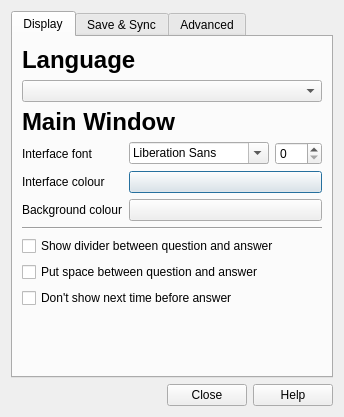
Before: the Qt Designer form designer/preferences.ui in ankitects/anki, drawn with Qt 5.
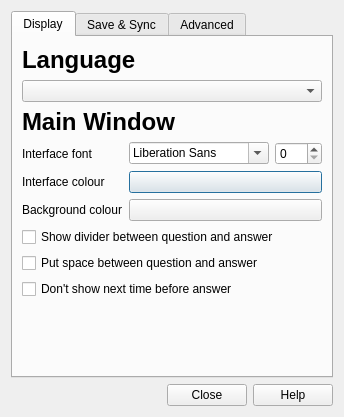
After: the same form once the commit is applied.

Commit message: remove line in prefs

Diff of the .ui file:
```diff
--- a/designer/preferences.ui
+++ b/designer/preferences.ui
@@ -162,13 +162,6 @@
          </item>
         </layout>
        </item>
-       <item>
-        <widget class="Line" name="line" >
-         <property name="orientation" >
-          <enum>Qt::Horizontal</enum>
-         </property>
-        </widget>
-       </item>
        <item>
         <widget class="QCheckBox" name="showDivider" >
          <property name="text" >
```
